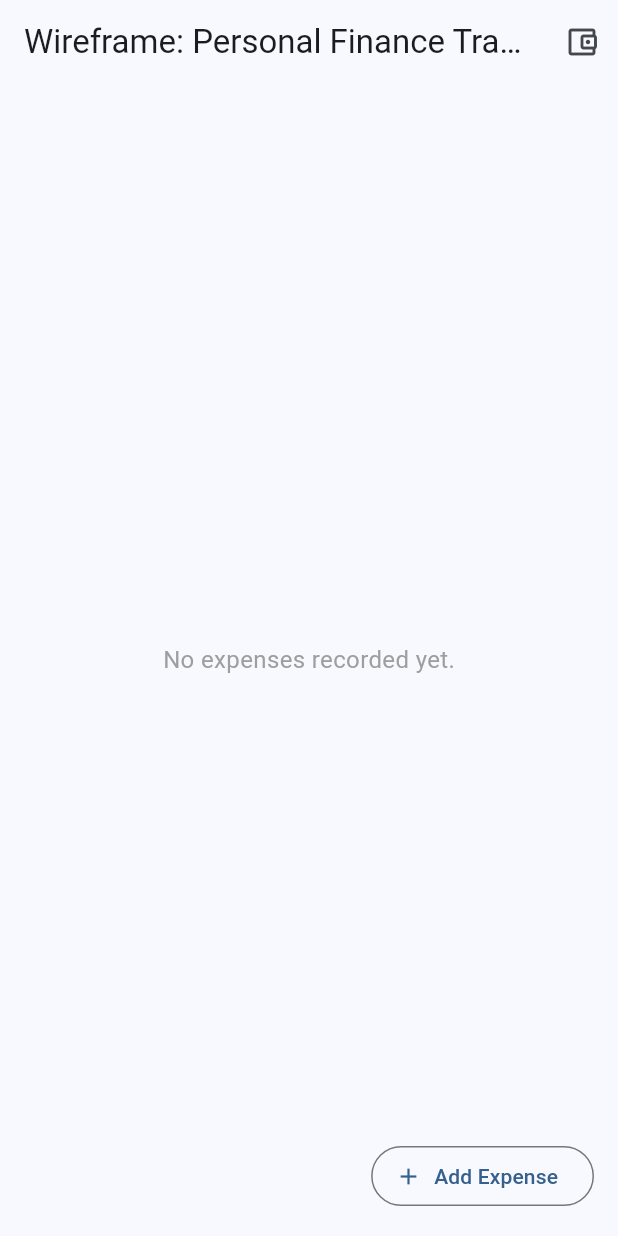
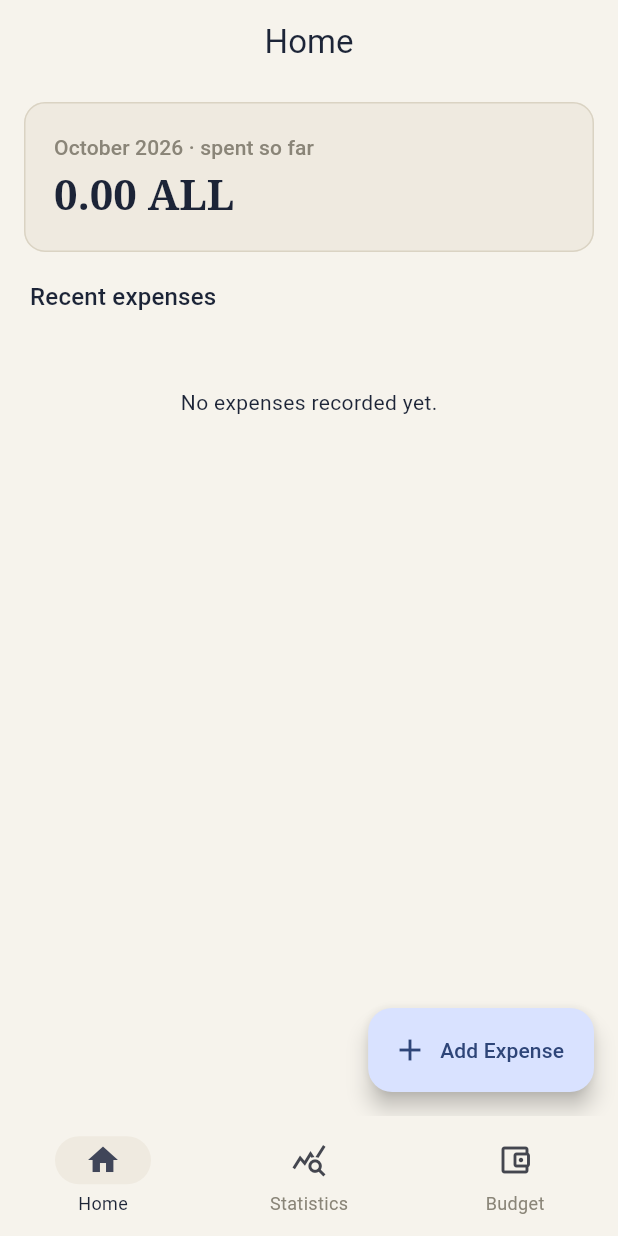
Before and after one commit to Illia-Dulebov/Personal-Finance-Tracker, a Flutter app: the screen it shows after launch, on a phone screen of 412 x 824 dp. Run offline on Flutter 3.47's test engine with Material 3 defaults, Android fonts, the phone set to English and light mode, and no system bars; our stand-ins replace equatable, flutter_bloc, get_it, go_router, shared_preferences.

Commit message:
feat: added simple design and navigation

```diff
--- /dev/null
+++ b/lib/core/navigation/app_router.dart
@@ -0,0 +1,104 @@
+import 'package:flutter/material.dart';
+import 'package:go_router/go_router.dart';
+
+import '../../features/budgets/presentation/screens/budget_screen.dart';
+import '../../features/currency/domain/repositories/currency_repository.dart';
+import '../../features/expenses/domain/entities/expense.dart';
+import '../../features/expenses/presentation/screens/add_edit_expense_screen.dart';
+import '../../features/expenses/presentation/screens/expense_list_screen.dart';
+import '../di/injection_container.dart';
+
+final appRouter = GoRouter(
+  initialLocation: '/home',
+  routes: [
+    StatefulShellRoute.indexedStack(
+      builder: (context, state, navigationShell) => Scaffold(
+        body: navigationShell,
+        bottomNavigationBar: NavigationBar(
+          selectedIndex: navigationShell.currentIndex,
+          onDestinationSelected: (index) => navigationShell.goBranch(
+            index,
+            initialLocation: index == navigationShell.currentIndex,
+          ),
+          destinations: const [
+            NavigationDestination(
+              icon: Icon(Icons.home_outlined),
+              selectedIcon: Icon(Icons.home),
+              label: 'Home',
+            ),
+            NavigationDestination(
+              icon: Icon(Icons.query_stats_outlined),
+              selectedIcon: Icon(Icons.query_stats),
+              label: 'Statistics',
+            ),
+            NavigationDestination(
+              icon: Icon(Icons.account_balance_wallet_outlined),
+              selectedIcon: Icon(Icons.account_balance_wallet),
+              label: 'Budget',
+            ),
+          ],
+        ),
+      ),
+      branches: [
+        StatefulShellBranch(
+          routes: [
+            GoRoute(
+              path: '/home',
+              builder: (context, state) => const ExpenseListScreen(),
+            ),
+          ],
+        ),
+        StatefulShellBranch(
+          routes: [
+            GoRoute(
+              path: '/statistics',
+              builder: (context, state) => const _StatisticsPlaceholder(),
+            ),
+          ],
+        ),
+        StatefulShellBranch(
+          routes: [
+            GoRoute(
+              path: '/budget',
+              builder: (context, state) => const BudgetScreen(),
+            ),
+          ],
+        ),
+      ],
+    ),
+    GoRoute(
+      path: '/expense/add',
+      builder: (context, state) =>
+          AddEditExpenseScreen(currencyRepository: sl<CurrencyRepository>()),
+    ),
+    GoRoute(
+      path: '/expense/edit',
+      builder: (context, state) {
+        final expense = state.extra;
+        if (expense is! Expense) {
+          return const Scaffold(
+            body: Center(child: Text('Expense details are unavailable.')),
+          );
+        }
+        return AddEditExpenseScreen(
+          expense: expense,
+          currencyRepository: sl<CurrencyRepository>(),
+        );
+      },
+    ),
+  ],
+);
+
+class _StatisticsPlaceholder extends StatelessWidget {
+  const _StatisticsPlaceholder();
+
+  @override
+  Widget build(BuildContext context) {
+    return Scaffold(
+      appBar: AppBar(title: const Text('Statistics')),
+      body: const Center(
+        child: Text('Basic expense statistics will be added in a later step.'),
+      ),
+    );
+  }
+}
--- /dev/null
+++ b/lib/core/theme/app_theme.dart
@@ -0,0 +1,60 @@
+import 'package:flutter/material.dart';
+
+class AppTheme {
+  static const ink = Color(0xFF1C2437);
+  static const paper = Color(0xFFF6F3EC);
+  static const paperSecondary = Color(0xFFEFEAE0);
+  static const line = Color(0xFFDAD3C3);
+  static const sage = Color(0xFF5F7A5E);
+  static const rust = Color(0xFFB5563C);
+  static const gold = Color(0xFFB3934F);
+  static const muted = Color(0xFF8A8578);
+
+  static ThemeData get light {
+    final colorScheme = ColorScheme.fromSeed(
+      seedColor: ink,
+      brightness: Brightness.light,
+      primary: ink,
+      secondary: sage,
+      tertiary: gold,
+      error: rust,
+      surface: paper,
+      outline: line,
+    );
+
+    return ThemeData(
+      useMaterial3: true,
+      colorScheme: colorScheme,
+      scaffoldBackgroundColor: paper,
+      appBarTheme: const AppBarTheme(
+        backgroundColor: paper,
+        foregroundColor: ink,
+        centerTitle: true,
+        elevation: 0,
+      ),
+      cardTheme: CardThemeData(
+        color: Colors.white,
+        elevation: 0,
+        margin: const EdgeInsets.symmetric(horizontal: 16, vertical: 6),
+        shape: RoundedRectangleBorder(
+          borderRadius: BorderRadius.circular(14),
+          side: const BorderSide(color: line),
+        ),
+      ),
+      navigationBarTheme: NavigationBarThemeData(
+        backgroundColor: paper,
+        indicatorColor: paperSecondary,
+        labelTextStyle: WidgetStateProperty.resolveWith(
+          (states) => TextStyle(
+            color: states.contains(WidgetState.selected) ? ink : muted,
+            fontSize: 12,
+          ),
+        ),
+      ),
+      textTheme: Typography.material2021().black.apply(
+        bodyColor: ink,
+        displayColor: ink,
+      ),
+    );
+  }
+}
--- a/lib/features/expenses/presentation/screens/add_edit_expense_screen.dart
+++ b/lib/features/expenses/presentation/screens/add_edit_expense_screen.dart
@@ -143,9 +143,7 @@ class _AddEditExpenseScreenState extends State<AddEditExpenseScreen> {
       value: _conversionPreviewCubit,
       child: Scaffold(
         appBar: AppBar(
-          title: Text(
-            _isEditing ? 'Wireframe: Edit Expense' : 'Wireframe: Add Expense',
-          ),
+          title: Text(_isEditing ? 'Edit Expense' : 'Add Expense'),
         ),
         body: SingleChildScrollView(
           padding: const EdgeInsets.all(16.0),
--- a/lib/features/expenses/presentation/screens/expense_list_screen.dart
+++ b/lib/features/expenses/presentation/screens/expense_list_screen.dart
@@ -1,16 +1,16 @@
 import 'package:flutter/material.dart';
 import 'package:flutter_bloc/flutter_bloc.dart';
+import 'package:go_router/go_router.dart';
+import 'package:intl/intl.dart';
 
-import '../../../../core/di/injection_container.dart';
+import '../../../../core/theme/app_theme.dart';
 import '../../../budgets/presentation/cubit/budget_cubit.dart';
-import '../../../budgets/presentation/screens/budget_screen.dart';
-import '../../../currency/domain/repositories/currency_repository.dart';
+import '../../../currency/domain/entities/currency_code.dart';
 import '../../domain/entities/expense.dart';
 import '../cubit/expense_cubit.dart';
 import '../cubit/expense_state.dart';
 import '../widgets/delete_expense_confirmation_dialog.dart';
 import '../widgets/expense_item_card.dart';
-import 'add_edit_expense_screen.dart';
 
 class ExpenseListScreen extends StatefulWidget {
   const ExpenseListScreen({super.key});
@@ -20,6 +20,8 @@ class ExpenseListScreen extends StatefulWidget {
 }
 
 class _ExpenseListScreenState extends State<ExpenseListScreen> {
+  bool _showAllExpenses = false;
+
   @override
   void initState() {
     super.initState();
@@ -27,12 +29,7 @@ class _ExpenseListScreenState extends State<ExpenseListScreen> {
   }
 
   Future<void> _navigateToAddExpense() async {
-    final newExpense = await Navigator.of(context).push<Expense>(
-      MaterialPageRoute(
-        builder: (_) =>
-            AddEditExpenseScreen(currencyRepository: sl<CurrencyRepository>()),
-      ),
-    );
+    final newExpense = await context.push<Expense>('/expense/add');
 
     if (newExpense != null && mounted) {
       await context.read<ExpenseCubit>().addExpense(newExpense);
@@ -41,13 +38,9 @@ class _ExpenseListScreenState extends State<ExpenseListScreen> {
   }
 
   Future<void> _navigateToEditExpense(Expense expense) async {
-    final updatedExpense = await Navigator.of(context).push<Expense>(
-      MaterialPageRoute(
-        builder: (_) => AddEditExpenseScreen(
-          expense: expense,
-          currencyRepository: sl<CurrencyRepository>(),
-        ),
-      ),
+    final updatedExpense = await context.push<Expense>(
+      '/expense/edit',
+      extra: expense,
     );
 
     if (updatedExpense != null && mounted) {
@@ -75,101 +68,161 @@ class _ExpenseListScreenState extends State<ExpenseListScreen> {
     }
   }
 
-  Future<void> _navigateToBudgets() {
-    final budgetCubit = context.read<BudgetCubit>();
-    return Navigator.of(context).push<void>(
-      MaterialPageRoute(
-        builder: (_) =>
-            BlocProvider.value(value: budgetCubit, child: const BudgetScreen()),
-      ),
-    );
-  }
-
   @override
   Widget build(BuildContext context) {
     return Scaffold(
-      appBar: AppBar(
-        title: const Text('Wireframe: Personal Finance Tracker'),
-        actions: [
-          IconButton(
-            onPressed: _navigateToBudgets,
-            icon: const Icon(Icons.account_balance_wallet_outlined),
-            tooltip: 'Monthly budgets',
-          ),
-        ],
+      appBar: AppBar(title: const Text('Home')),
+      body: BlocBuilder<ExpenseCubit, ExpenseState>(
+        builder: (context, state) {
+          final now = DateTime.now();
+          return switch (state) {
+            ExpenseInitialState() || ExpenseLoadingState() => const Center(
+              child: CircularProgressIndicator(),
+            ),
+            ExpenseErrorState(message: final message) => Center(
+              child: Text(message),
+            ),
+            ExpenseEmptyState() => _HomeExpenseList(
+              expenses: const [],
+              monthlyTotal: 0,
+              month: now,
+              showAll: false,
+              onToggleAll: () {},
+              onTap: _navigateToEditExpense,
+              onDelete: _confirmDeleteExpense,
+            ),
+            ExpenseLoadedState(expenses: final expenses) => _HomeExpenseList(
+              expenses: expenses,
+              monthlyTotal: _monthlyTotal(expenses, now),
+              month: now,
+              showAll: _showAllExpenses,
+              onToggleAll: () =>
+                  setState(() => _showAllExpenses = !_showAllExpenses),
+              onTap: _navigateToEditExpense,
+              onDelete: _confirmDeleteExpense,
+            ),
+          };
+        },
       ),
-      body: const _ExpenseListBody(),
-      floatingActionButton: OutlinedButton.icon(
+      floatingActionButton: FloatingActionButton.extended(
         onPressed: _navigateToAddExpense,
         icon: const Icon(Icons.add),
         label: const Text('Add Expense'),
       ),
     );
   }
+
+  double _monthlyTotal(List<Expense> expenses, DateTime now) {
+    final monthStart = DateTime(now.year, now.month);
+    final nextMonthStart = DateTime(now.year, now.month + 1);
+    var total = 0.0;
+
+    for (final expense in expenses) {
+      if (expense.date.isBefore(monthStart) ||
+          !expense.date.isBefore(nextMonthStart)) {
+        continue;
+      }
+      total += _amountInAll(expense) ?? 0;
+    }
+
+    return total;
+  }
+
+  double? _amountInAll(Expense expense) {
+    if (expense.conversionBaseCurrency == CurrencyCode.all) {
+      return expense.amountInBaseCurrency ??
+          (expense.currency == CurrencyCode.all ? expense.amount : null);
+    }
+    if (expense.currency == CurrencyCode.all &&
+        expense.conversionBaseCurrency == null) {
+      return expense.amountInBaseCurrency ?? expense.amount;
+    }
+    return null;
+  }
 }
 
-class _ExpenseListBody extends StatelessWidget {
-  const _ExpenseListBody();
+class _HomeExpenseList extends StatelessWidget {
+  final List<Expense> expenses;
+  final double monthlyTotal;
+  final DateTime month;
+  final bool showAll;
+  final VoidCallback onToggleAll;
+  final ValueChanged<Expense> onTap;
+  final ValueChanged<String> onDelete;
+
+  const _HomeExpenseList({
+    required this.expenses,
+    required this.monthlyTotal,
+    required this.month,
+    required this.showAll,
+    required this.onToggleAll,
+    required this.onTap,
+    required this.onDelete,
+  });
 
   @override
   Widget build(BuildContext context) {
-    return BlocBuilder<ExpenseCubit, ExpenseState>(
-      builder: (context, state) {
-        return switch (state) {
-          ExpenseInitialState() || ExpenseLoadingState() => const Center(
-            child: CircularProgressIndicator(),
+    return ListView(
+      padding: const EdgeInsets.only(bottom: 100),
+      children: [
+        Card(
+          margin: const EdgeInsets.fromLTRB(16, 12, 16, 18),
+          color: AppTheme.paperSecondary,
+          child: Padding(
+            padding: const EdgeInsets.all(20),
+            child: Column(
+              crossAxisAlignment: CrossAxisAlignment.start,
+              children: [
+                Text(
+                  '${DateFormat('MMMM yyyy').format(month)} · spent so far',
+                  style: Theme.of(
+                    context,
+                  ).textTheme.labelLarge?.copyWith(color: AppTheme.muted),
+                ),
+                const SizedBox(height: 4),
+                Text(
+                  '${monthlyTotal.toStringAsFixed(2)} ALL',
+                  style: Theme.of(context).textTheme.headlineMedium?.copyWith(
+                    fontFamily: 'serif',
+                    fontWeight: FontWeight.w600,
+                  ),
+                ),
+              ],
+            ),
           ),
-          ExpenseEmptyState() => const _EmptyStateView(),
-          ExpenseErrorState(message: final msg) => _ErrorStateView(
-            message: msg,
+        ),
+        Padding(
+          padding: const EdgeInsets.symmetric(horizontal: 20),
+          child: Row(
+            children: [
+              Expanded(
+                child: Text(
+                  'Recent expenses',
+                  style: Theme.of(context).textTheme.titleMedium,
+                ),
+              ),
+              if (expenses.length > 6)
+                TextButton(
+                  onPressed: onToggleAll,
+                  child: Text(showAll ? 'Show recent' : 'View all'),
+                ),
+            ],
           ),
-          ExpenseLoadedState(expenses: final expenses) => ListView.builder(
-            itemCount: expenses.length,
-            itemBuilder: (context, index) {
-              final expense = expenses[index];
-              return ExpenseItemCard(
-                expense: expense,
-                onTap: () => context
-                    .findAncestorStateOfType<_ExpenseListScreenState>()
-                    ?._navigateToEditExpense(expense),
-                onDelete: () => context
-                    .findAncestorStateOfType<_ExpenseListScreenState>()
-                    ?._confirmDeleteExpense(expense.id),
-              );
-            },
+        ),
+        if (expenses.isEmpty)
+          const Padding(
+            padding: EdgeInsets.symmetric(vertical: 48),
+            child: Center(child: Text('No expenses recorded yet.')),
+          )
+        else
+          ...(showAll ? expenses : expenses.take(6)).map(
+            (expense) => ExpenseItemCard(
+              expense: expense,
+              onTap: () => onTap(expense),
+              onDelete: () => onDelete(expense.id),
+            ),
           ),
-        };
-      },
+      ],
     );
   }
 }
-
-class _EmptyStateView extends StatelessWidget {
-  const _EmptyStateView();
-
-  @override
-  Widget build(BuildContext context) {
-    return const Center(
-      child: Text(
-        'No expenses recorded yet.',
-        style: TextStyle(fontSize: 16, color: Colors.grey),
-      ),
-    );
-  }
-}
-
-class _ErrorStateView extends StatelessWidget {
-  final String message;
-
-  const _ErrorStateView({required this.message});
-
-  @override
-  Widget build(BuildContext context) {
-    return Center(
-      child: Text(
-        message,
-        style: const TextStyle(fontSize: 16, color: Colors.red),
-      ),
-    );
-  }
-}
--- a/lib/main.dart
+++ b/lib/main.dart
@@ -2,9 +2,10 @@ import 'package:flutter/material.dart';
 import 'package:flutter_bloc/flutter_bloc.dart';
 
 import 'core/di/injection_container.dart';
+import 'core/navigation/app_router.dart';
+import 'core/theme/app_theme.dart';
 import 'features/budgets/presentation/cubit/budget_cubit.dart';
 import 'features/expenses/presentation/cubit/expense_cubit.dart';
-import 'features/expenses/presentation/screens/expense_list_screen.dart';
 
 void main() async {
   WidgetsFlutterBinding.ensureInitialized();
@@ -18,15 +19,15 @@ class ExpenseTrackerApp extends StatelessWidget {
 
   @override
   Widget build(BuildContext context) {
-    return MaterialApp(
-      title: 'Personal Finance Tracker',
-      theme: ThemeData(useMaterial3: true, colorSchemeSeed: Colors.blue),
-      home: MultiBlocProvider(
-        providers: [
-          BlocProvider(create: (_) => sl<ExpenseCubit>()),
-          BlocProvider(create: (_) => sl<BudgetCubit>()),
-        ],
-        child: const ExpenseListScreen(),
+    return MultiBlocProvider(
+      providers: [
+        BlocProvider(create: (_) => sl<ExpenseCubit>()),
+        BlocProvider(create: (_) => sl<BudgetCubit>()),
+      ],
+      child: MaterialApp.router(
+        title: 'Personal Finance Tracker',
+        theme: AppTheme.light,
+        routerConfig: appRouter,
       ),
     );
   }
--- a/pubspec.yaml
+++ b/pubspec.yaml
@@ -18,6 +18,7 @@ dependencies:
   uuid: ^4.2.2
   shared_preferences: ^2.2.2
   intl: ^0.19.0
+  go_router: ^17.5.0
 
 dev_dependencies:
   flutter_test:
```
Also changed, not shown: lib/features/budgets/domain/usecases/get_monthly_budget_overview.dart (+5 -5 lines), lib/features/budgets/presentation/screens/budget_screen.dart (+20 -6 lines), lib/features/expenses/presentation/widgets/expense_item_card.dart (+19 -8 lines), pubspec.lock, 2 other files.
